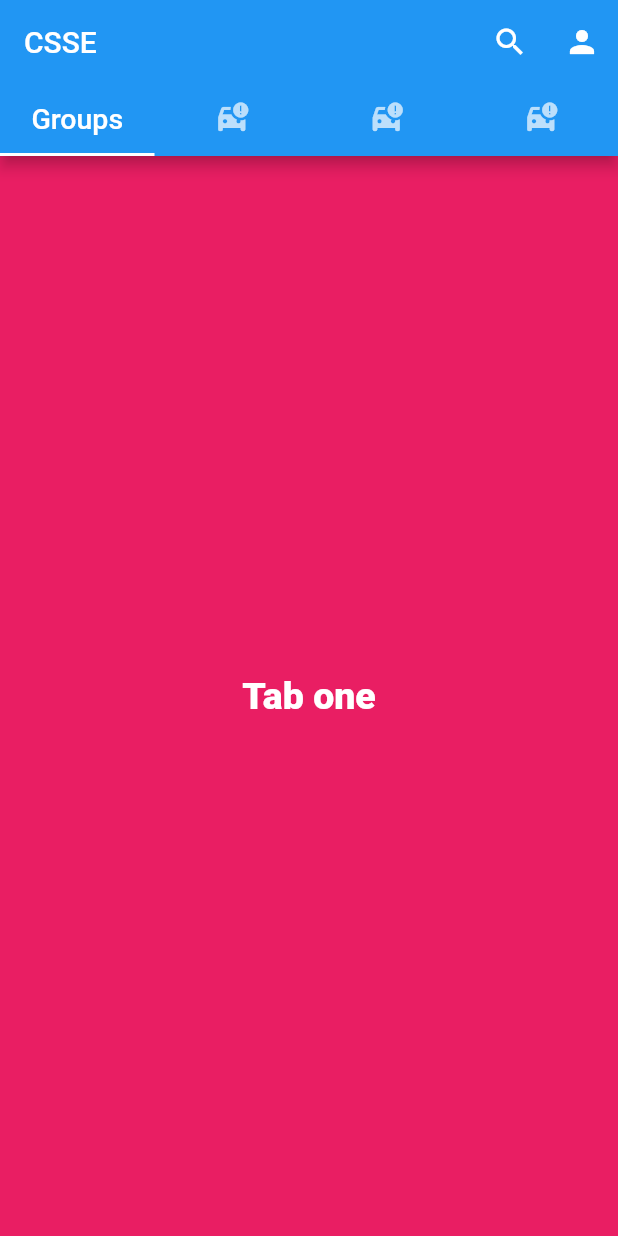
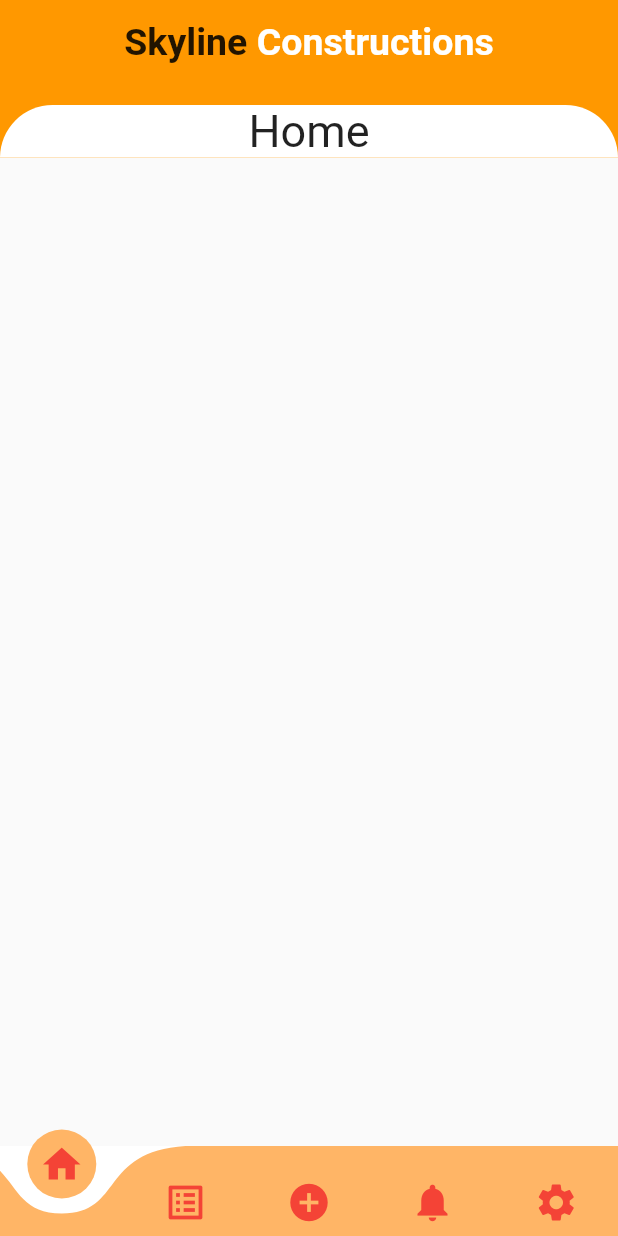
Before and after one commit to th1vanka/CSSE-Mob-App, a Flutter app: the screen it shows after launch, on a phone screen of 412 x 824 dp. Run offline on Flutter 3.47's test engine with Material 2 defaults, Android fonts, the phone set to English and light mode, and no system bars; drawn by our look-alikes of curved_navigation_bar.

Commit message:
Main files created

```diff
--- /dev/null
+++ b/csse_mobile_app/lib/home.dart
@@ -0,0 +1,40 @@
+import 'package:flutter/material.dart';
+
+ class Home extends StatefulWidget {
+   const Home({Key? key}) : super(key: key);
+
+   @override
+   State<Home> createState() => _HomeState();
+ }
+
+ class _HomeState extends State<Home> {
+   @override
+   Widget build(BuildContext context) {
+     return Scaffold(
+
+       body: ListView(
+         children: <Widget>[
+           Container(
+             color: Colors.orange,
+             child: Container(
+               decoration: const BoxDecoration(
+                 borderRadius: BorderRadius.only(
+                   topLeft: Radius.circular(40.0),
+                   topRight: Radius.circular(40.0),
+                 ),
+                 color: Colors.white,
+               ),
+               child: Center(
+                 child: Column(
+                   children: const <Widget>[
+                     Text("Home",style: TextStyle(fontSize: 30.0),),
+                   ],
+                 ),
+               ),
+             ),
+           ),
+         ],
+       ),
+     );;
+   }
+ }
--- a/csse_mobile_app/lib/main.dart
+++ b/csse_mobile_app/lib/main.dart
@@ -1,4 +1,6 @@
+import '/nav_bar.dart';
 import 'package:flutter/material.dart';
+
 
 void main() {
   runApp(MyApp());
@@ -9,83 +11,7 @@ class MyApp extends StatelessWidget {
   Widget build(BuildContext context) {
     return MaterialApp(
       title: "CSSE",
-      home: MyHome(),
+      home: OrderDetails(),
     );
   }
 }
-
-class MyHome extends StatelessWidget {
-  @override
-  Widget build(BuildContext context) {
-    return DefaultTabController(
-      length: 4,
-      child: Scaffold(
-        appBar:AppBar(
-          title: const Text("CSSE"),
-          actions: <Widget>[
-            IconButton(
-              onPressed: (){},
-                icon:const Icon(Icons.search)
-            ),
-            IconButton(
-                onPressed: (){},
-                icon:const Icon(Icons.person)
-            ),
-          ],
-          bottom: const TabBar(
-            tabs:[
-              Text("Groups",style: TextStyle(fontSize: 19.0),),
-              Tab(icon: Icon(Icons.car_crash),),
-              Tab(icon: Icon(Icons.car_crash),),
-              Tab(icon: Icon(Icons.car_crash),),
-            ],
-          ),
-        ),
-        body: TabBarView(
-          children: [
-            tab1(),
-            tab2(),
-            tab3(),
-            tab4(),
-          ],
-        ),
-      ),
-    );
-  }
-}
-
-Widget tab1(){
-  return Container(
-    color: Colors.pink,
-     child:Center(
-      child: Text("Tab one",style: TextStyle(fontSize: 25.0,color: Colors.white,fontWeight: FontWeight.w900),),
-     ),
-  );
-}
-
-Widget tab2(){
-  return Container(
-      color: Colors.red,
-      child: Center(
-        child: Text("hi"),
-      )
-  );
-}
-
-Widget tab3(){
-  return Container(
-      color: Colors.blue,
-      child: Center(
-        child: Text("hi"),
-      )
-  );
-}
-
-Widget tab4(){
-  return Container(
-      color: Colors.green,
-      child: Center(
-        child: Text("hi"),
-      )
-  );
-}
--- /dev/null
+++ b/csse_mobile_app/lib/nav_bar.dart
@@ -0,0 +1,82 @@
+import '/notification.dart';
+import '/settingsPage.dart';
+import '/category.dart';
+import '/home.dart';
+import 'package:curved_navigation_bar/curved_navigation_bar.dart';
+import 'package:flutter/material.dart';
+
+class OrderDetails extends StatefulWidget {
+  const OrderDetails({Key? key}) : super(key: key);
+  @override
+  State<OrderDetails> createState() => _OrderDetailsState();
+}
+
+class _OrderDetailsState extends State<OrderDetails> {
+  int _page = 0;
+
+  final screens=[
+    Home(),
+    CategoryPage(),
+    NotificationPage(),
+    NotificationPage(),
+    SettingsPage(),
+  ];
+
+  @override
+  Widget build(BuildContext context) {
+    return Scaffold(
+      appBar: PreferredSize(
+        preferredSize: const Size.fromHeight(70.0),
+        child: AppBar(
+          elevation: 0,
+          backgroundColor: Colors.orange,
+          title: Center(
+            child: RichText(
+              text: const TextSpan(
+                children: <TextSpan>[
+                  TextSpan(
+                      text: 'Skyline',
+                      style: TextStyle(
+                          fontSize: 25.0,
+                          fontWeight: FontWeight.bold,
+                          color: Colors.black87)),
+                  TextSpan(
+                      text: ' Constructions',
+                      style: TextStyle(
+                          fontSize: 25.0, fontWeight: FontWeight.bold)),
+                ],
+              ),
+            ),
+          ),
+        ),
+      ),
+      body: screens[_page],
+
+      bottomNavigationBar: CurvedNavigationBar(
+        backgroundColor: Colors.white,
+        color: Color(0xFFffb566),
+        height: 60.0,
+        animationDuration: Duration(
+          milliseconds: 300,
+        ),
+        items: const <Widget>[
+          Icon(
+            Icons.home,
+            size: 30,
+            color: Colors.red,
+          ),
+          Icon(Icons.list_alt_outlined, size: 30, color: Colors.red),
+          Icon(Icons.add_circle, size: 30, color: Colors.red),
+          Icon(Icons.notifications, size: 30, color: Colors.red),
+          Icon(Icons.settings, size: 30, color: Colors.red),
+        ],
+        index: 0,
+        onTap: (index) {
+          setState(() {
+            _page = index;
+          });
+        },
+      ),
+    );
+  }
+}
--- a/csse_mobile_app/pubspec.yaml
+++ b/csse_mobile_app/pubspec.yaml
@@ -36,6 +36,7 @@ dependencies:
   # The following adds the Cupertino Icons font to your application.
   # Use with the CupertinoIcons class for iOS style icons.
   cupertino_icons: ^1.0.2
+  curved_navigation_bar: ^1.0.3
 
 dev_dependencies:
   flutter_test:
```
Also changed, not shown: csse_mobile_app/lib/category.dart (added, +41 -0 lines), csse_mobile_app/lib/notification.dart (added, +39 -0 lines), csse_mobile_app/lib/settingsPage.dart (added, +39 -0 lines), csse_mobile_app/pubspec.lock, 1 other file.
